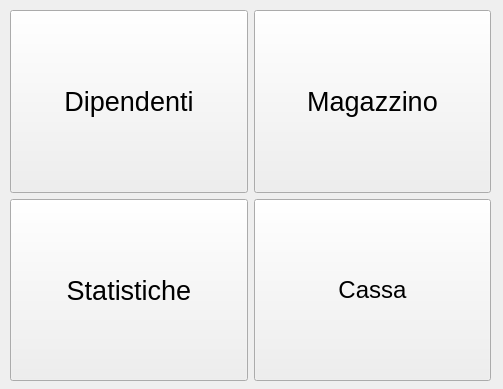
The window that projectIS/utilizzatore/view/vistaAmministratore.ui (chritianchiappa/progetto_panificio) describes before a commit, drawn with Qt 5.
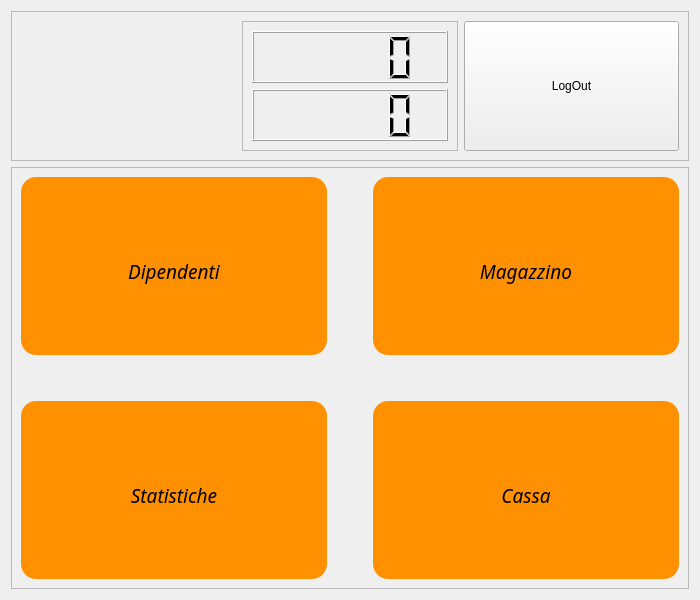
The same window after the commit. Icons and pictures are not drawn.

Commit message: modifica aggiunta dipendenti

```diff
--- a/projectIS/utilizzatore/view/vistaAmministratore.ui
+++ b/projectIS/utilizzatore/view/vistaAmministratore.ui
@@ -6,109 +6,340 @@
    <rect>
     <x>0</x>
     <y>0</y>
-    <width>503</width>
-    <height>389</height>
+    <width>700</width>
+    <height>600</height>
    </rect>
   </property>
   <property name="minimumSize">
    <size>
-    <width>503</width>
-    <height>389</height>
-   </size>
-  </property>
-  <property name="maximumSize">
-   <size>
-    <width>503</width>
-    <height>389</height>
+    <width>700</width>
+    <height>600</height>
    </size>
   </property>
   <property name="windowTitle">
    <string>Gestore Stabilimento PRO</string>
   </property>
-  <widget class="QWidget" name="gridLayoutWidget">
-   <property name="geometry">
-    <rect>
-     <x>10</x>
-     <y>10</y>
-     <width>481</width>
-     <height>371</height>
-    </rect>
-   </property>
-   <layout class="QGridLayout" name="gridLayout">
-    <item row="0" column="0">
-     <widget class="QPushButton" name="dipendenti_button">
-      <property name="sizePolicy">
-       <sizepolicy hsizetype="Minimum" vsizetype="Expanding">
-        <horstretch>0</horstretch>
-        <verstretch>0</verstretch>
-       </sizepolicy>
-      </property>
-      <property name="font">
-       <font>
-        <pointsize>20</pointsize>
-       </font>
-      </property>
-      <property name="text">
-       <string>Dipendenti</string>
-      </property>
-     </widget>
-    </item>
-    <item row="0" column="1">
-     <widget class="QPushButton" name="magazzino_button">
-      <property name="sizePolicy">
-       <sizepolicy hsizetype="Minimum" vsizetype="Expanding">
-        <horstretch>0</horstretch>
-        <verstretch>0</verstretch>
-       </sizepolicy>
-      </property>
-      <property name="font">
-       <font>
-        <pointsize>20</pointsize>
-       </font>
-      </property>
-      <property name="text">
-       <string>Magazzino</string>
-      </property>
-     </widget>
-    </item>
-    <item row="1" column="0">
-     <widget class="QPushButton" name="statistiche_button">
-      <property name="sizePolicy">
-       <sizepolicy hsizetype="Minimum" vsizetype="Expanding">
-        <horstretch>0</horstretch>
-        <verstretch>0</verstretch>
-       </sizepolicy>
-      </property>
-      <property name="font">
-       <font>
-        <pointsize>20</pointsize>
-       </font>
-      </property>
-      <property name="text">
-       <string>Statistiche</string>
-      </property>
-     </widget>
-    </item>
-    <item row="1" column="1">
-     <widget class="QPushButton" name="cassa_button">
-      <property name="sizePolicy">
-       <sizepolicy hsizetype="Minimum" vsizetype="Expanding">
-        <horstretch>0</horstretch>
-        <verstretch>0</verstretch>
-       </sizepolicy>
-      </property>
-      <property name="font">
-       <font>
-        <pointsize>18</pointsize>
-       </font>
-      </property>
-      <property name="text">
-       <string>Cassa</string>
-      </property>
-     </widget>
-    </item>
-   </layout>
-  </widget>
+  <property name="styleSheet">
+   <string notr="true"/>
+  </property>
+  <layout class="QVBoxLayout" name="verticalLayout">
+   <item>
+    <widget class="QFrame" name="frame">
+     <property name="minimumSize">
+      <size>
+       <width>400</width>
+       <height>150</height>
+      </size>
+     </property>
+     <property name="frameShape">
+      <enum>QFrame::StyledPanel</enum>
+     </property>
+     <property name="frameShadow">
+      <enum>QFrame::Raised</enum>
+     </property>
+     <layout class="QHBoxLayout" name="horizontalLayout">
+      <item>
+       <widget class="QToolButton" name="logo_button">
+        <property name="sizePolicy">
+         <sizepolicy hsizetype="Minimum" vsizetype="Minimum">
+          <horstretch>0</horstretch>
+          <verstretch>0</verstretch>
+         </sizepolicy>
+        </property>
+        <property name="styleSheet">
+         <string notr="true">border:none;</string>
+        </property>
+        <property name="text">
+         <string/>
+        </property>
+        <property name="icon">
+         <iconset resource="Users/chri/Desktop/progetto_panificio/projectIS/home/view/res.qrc">
+          <normaloff>:/icone/icone/Logo.png</normaloff>:/icone/icone/Logo.png</iconset>
+        </property>
+        <property name="iconSize">
+         <size>
+          <width>200</width>
+          <height>70</height>
+         </size>
+        </property>
+       </widget>
+      </item>
+      <item>
+       <widget class="QFrame" name="frame_3">
+        <property name="frameShape">
+         <enum>QFrame::StyledPanel</enum>
+        </property>
+        <property name="frameShadow">
+         <enum>QFrame::Raised</enum>
+        </property>
+        <layout class="QVBoxLayout" name="verticalLayout_2">
+         <item>
+          <widget class="QLCDNumber" name="lcdOra"/>
+         </item>
+         <item>
+          <widget class="QLCDNumber" name="lcdGiorno"/>
+         </item>
+        </layout>
+       </widget>
+      </item>
+      <item>
+       <widget class="QToolButton" name="logout_button">
+        <property name="sizePolicy">
+         <sizepolicy hsizetype="Minimum" vsizetype="Minimum">
+          <horstretch>0</horstretch>
+          <verstretch>0</verstretch>
+         </sizepolicy>
+        </property>
+        <property name="text">
+         <string>LogOut</string>
+        </property>
+       </widget>
+      </item>
+     </layout>
+    </widget>
+   </item>
+   <item>
+    <widget class="QFrame" name="frame_2">
+     <property name="sizePolicy">
+      <sizepolicy hsizetype="Expanding" vsizetype="Expanding">
+       <horstretch>0</horstretch>
+       <verstretch>0</verstretch>
+      </sizepolicy>
+     </property>
+     <property name="minimumSize">
+      <size>
+       <width>500</width>
+       <height>400</height>
+      </size>
+     </property>
+     <property name="styleSheet">
+      <string notr="true">Frame frame_2{
+border:none;
+}</string>
+     </property>
+     <property name="frameShape">
+      <enum>QFrame::StyledPanel</enum>
+     </property>
+     <property name="frameShadow">
+      <enum>QFrame::Raised</enum>
+     </property>
+     <layout class="QGridLayout" name="gridLayout">
+      <item row="0" column="2">
+       <widget class="QToolButton" name="magazzino_button">
+        <property name="sizePolicy">
+         <sizepolicy hsizetype="Minimum" vsizetype="Expanding">
+          <horstretch>0</horstretch>
+          <verstretch>0</verstretch>
+         </sizepolicy>
+        </property>
+        <property name="font">
+         <font>
+          <family>American Typewriter</family>
+          <pointsize>14</pointsize>
+          <italic>true</italic>
+         </font>
+        </property>
+        <property name="cursor">
+         <cursorShape>PointingHandCursor</cursorShape>
+        </property>
+        <property name="styleSheet">
+         <string notr="true">background-color: rgb(255, 145, 0);
+border-radius:15px;
+padding-top:60px;
+padding-bottom:50px;
+color:black;
+</string>
+        </property>
+        <property name="text">
+         <string>Magazzino</string>
+        </property>
+        <property name="icon">
+         <iconset resource="Users/chri/Desktop/progetto_panificio/projectIS/home/view/res.qrc">
+          <normaloff>:/icone/icone/magazzino.png</normaloff>:/icone/icone/magazzino.png</iconset>
+        </property>
+        <property name="iconSize">
+         <size>
+          <width>50</width>
+          <height>50</height>
+         </size>
+        </property>
+        <property name="toolButtonStyle">
+         <enum>Qt::ToolButtonTextUnderIcon</enum>
+        </property>
+       </widget>
+      </item>
+      <item row="0" column="1">
+       <spacer name="horizontalSpacer">
+        <property name="orientation">
+         <enum>Qt::Horizontal</enum>
+        </property>
+        <property name="sizeType">
+         <enum>QSizePolicy::Fixed</enum>
+        </property>
+        <property name="sizeHint" stdset="0">
+         <size>
+          <width>40</width>
+          <height>20</height>
+         </size>
+        </property>
+       </spacer>
+      </item>
+      <item row="0" column="0">
+       <widget class="QToolButton" name="dipendenti_button">
+        <property name="sizePolicy">
+         <sizepolicy hsizetype="Minimum" vsizetype="Expanding">
+          <horstretch>0</horstretch>
+          <verstretch>0</verstretch>
+         </sizepolicy>
+        </property>
+        <property name="font">
+         <font>
+          <family>American Typewriter</family>
+          <pointsize>14</pointsize>
+          <italic>true</italic>
+          <bold>false</bold>
+         </font>
+        </property>
+        <property name="cursor">
+         <cursorShape>PointingHandCursor</cursorShape>
+        </property>
+        <property name="styleSheet">
+         <string notr="true">background-color: rgb(255, 145, 0);
+border-radius:15px;
+padding-top:60px;
+padding-bottom:50px;
+color:black;
+</string>
+        </property>
+        <property name="text">
+         <string>Dipendenti</string>
+        </property>
+        <property name="icon">
+         <iconset resource="Users/chri/Desktop/progetto_panificio/projectIS/home/view/res.qrc">
+          <normaloff>:/icone/icone/dipendenti.png</normaloff>:/icone/icone/dipendenti.png</iconset>
+        </property>
+        <property name="iconSize">
+         <size>
+          <width>50</width>
+          <height>50</height>
+         </size>
+        </property>
+        <property name="toolButtonStyle">
+         <enum>Qt::ToolButtonTextUnderIcon</enum>
+        </property>
+       </widget>
+      </item>
+      <item row="2" column="2">
+       <widget class="QToolButton" name="cassa_button">
+        <property name="sizePolicy">
+         <sizepolicy hsizetype="Minimum" vsizetype="Expanding">
+          <horstretch>0</horstretch>
+          <verstretch>0</verstretch>
+         </sizepolicy>
+        </property>
+        <property name="font">
+         <font>
+          <family>American Typewriter</family>
+          <pointsize>14</pointsize>
+          <italic>true</italic>
+         </font>
+        </property>
+        <property name="cursor">
+         <cursorShape>PointingHandCursor</cursorShape>
+        </property>
+        <property name="styleSheet">
+         <string notr="true">background-color: rgb(255, 145, 0);
+border-radius:15px;
+padding-top:60px;
+padding-bottom:50px;
+color:black;
+</string>
+        </property>
+        <property name="text">
+         <string>Cassa</string>
+        </property>
+        <property name="icon">
+         <iconset resource="Users/chri/Desktop/progetto_panificio/projectIS/home/view/res.qrc">
+          <normaloff>:/icone/icone/cassa.png</normaloff>:/icone/icone/cassa.png</iconset>
+        </property>
+        <property name="iconSize">
+         <size>
+          <width>50</width>
+          <height>50</height>
+         </size>
+        </property>
+        <property name="toolButtonStyle">
+         <enum>Qt::ToolButtonTextUnderIcon</enum>
+        </property>
+       </widget>
+      </item>
+      <item row="2" column="0">
+       <widget class="QToolButton" name="statistiche_button">
+        <property name="sizePolicy">
+         <sizepolicy hsizetype="Minimum" vsizetype="Expanding">
+          <horstretch>0</horstretch>
+          <verstretch>0</verstretch>
+         </sizepolicy>
+        </property>
+        <property name="font">
+         <font>
+          <family>American Typewriter</family>
+          <pointsize>14</pointsize>
+          <italic>true</italic>
+         </font>
+        </property>
+        <property name="cursor">
+         <cursorShape>PointingHandCursor</cursorShape>
+        </property>
+        <property name="layoutDirection">
+         <enum>Qt::LeftToRight</enum>
+        </property>
+        <property name="styleSheet">
+         <string notr="true">background-color: rgb(255, 145, 0);
+border-radius:15px;
+padding-top:60px;
+padding-bottom:50px;
+color:black;
+</string>
+        </property>
+        <property name="text">
+         <string>Statistiche</string>
+        </property>
+        <property name="icon">
+         <iconset resource="Users/chri/Desktop/progetto_panificio/projectIS/home/view/res.qrc">
+          <normaloff>:/icone/icone/statistiche.png</normaloff>:/icone/icone/statistiche.png</iconset>
+        </property>
+        <property name="iconSize">
+         <size>
+          <width>50</width>
+          <height>50</height>
+         </size>
+        </property>
+        <property name="toolButtonStyle">
+         <enum>Qt::ToolButtonTextUnderIcon</enum>
+        </property>
+       </widget>
+      </item>
+      <item row="1" column="0">
+       <spacer name="verticalSpacer">
+        <property name="orientation">
+         <enum>Qt::Vertical</enum>
+        </property>
+        <property name="sizeType">
+         <enum>QSizePolicy::Fixed</enum>
+        </property>
+        <property name="sizeHint" stdset="0">
+         <size>
+          <width>20</width>
+          <height>40</height>
+         </size>
+        </property>
+       </spacer>
+      </item>
+     </layout>
+    </widget>
+   </item>
+  </layout>
  </widget>
  <resources/>
  <connections/>
```
Left out of the diff: 10 changed lines with no effect on the pictures. The commit also changes 8 other files.
